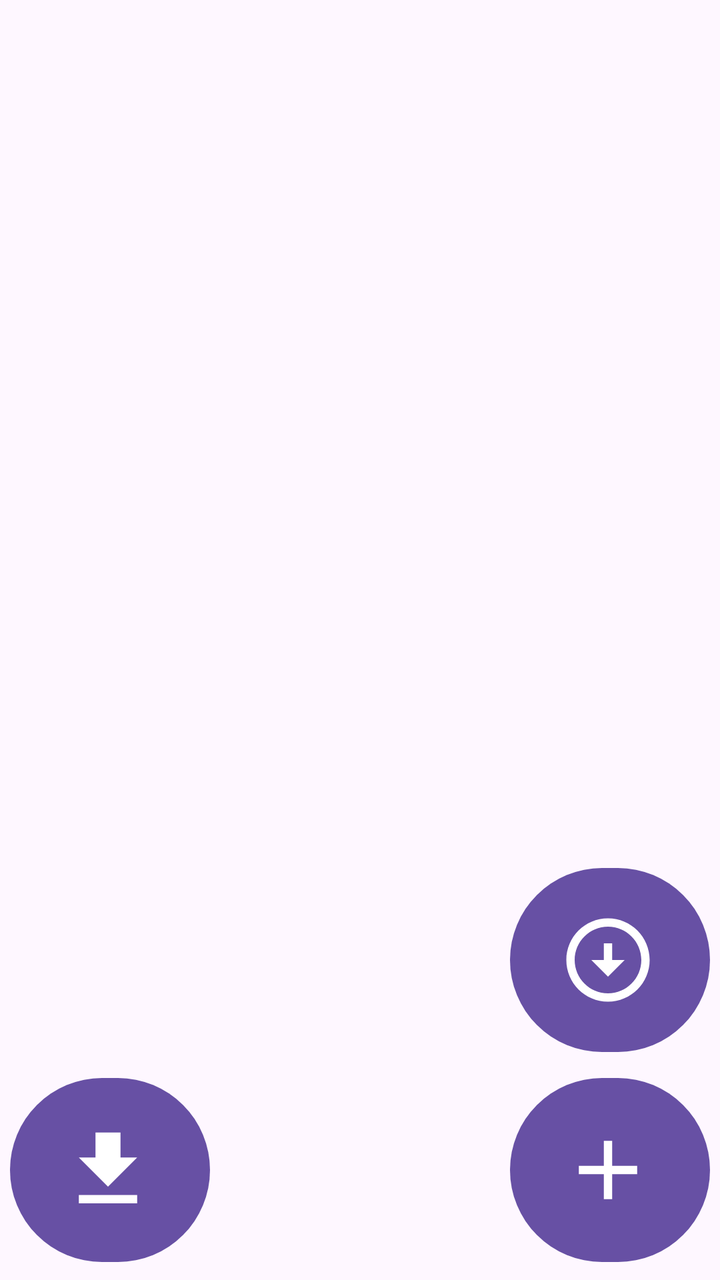
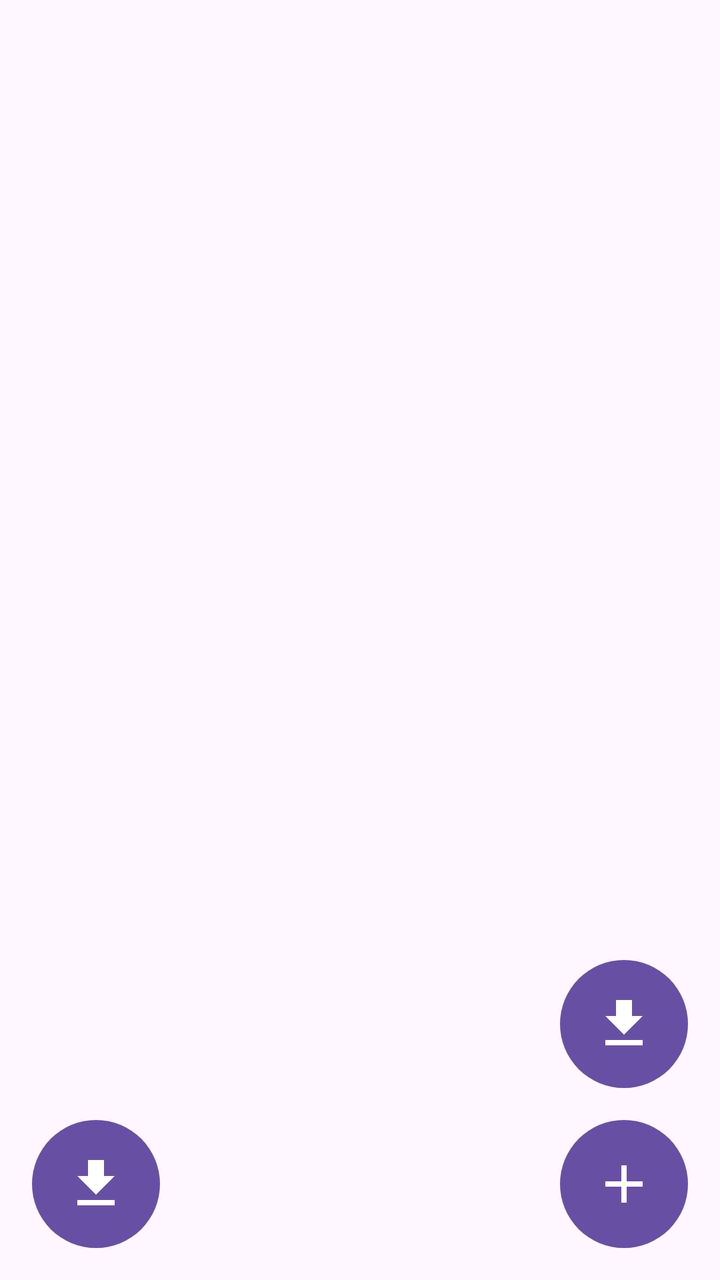

The first picture is an Android layout as it rendered before a commit; the second is the same layout after the commit. The layout source and the unified diff follow.
<!-- AndroidManifest.xml: application theme Theme.FreedomPlayer -->
<!-- res/layout/fragment_downloader_main.xml -->
<?xml version="1.0" encoding="utf-8"?>
<layout xmlns:android="http://schemas.android.com/apk/res/android"
    xmlns:app="http://schemas.android.com/apk/res-auto"
    xmlns:tools="http://schemas.android.com/tools">

    <data>

    </data>

    <FrameLayout
        android:layout_width="match_parent"
        android:layout_height="match_parent"
        tools:context=".fragments.DownloaderMainFragment">

        <androidx.constraintlayout.widget.ConstraintLayout
            android:layout_width="match_parent"
            android:layout_height="match_parent">

            <androidx.recyclerview.widget.RecyclerView
                android:id="@+id/recyclerViewPlaylists"
                android:layout_width="0dp"
                android:layout_height="0dp"
                android:clipToPadding="false"
                android:paddingBottom="110dp"
                app:layout_constraintBottom_toBottomOf="parent"
                app:layout_constraintEnd_toEndOf="parent"
                app:layout_constraintStart_toStartOf="parent"
                app:layout_constraintTop_toTopOf="parent" />


            <com.google.android.material.button.MaterialButton
                android:id="@+id/addButton"
                app:icon="@drawable/baseline_add_24"
                app:iconSize="50dp"
                android:layout_width="100dp"
                android:layout_height="100dp"
                app:cornerRadius="50dp"
                android:layout_margin="5dp"
                app:layout_constraintBottom_toBottomOf="parent"
                app:layout_constraintEnd_toEndOf="parent" />

            <com.google.android.material.button.MaterialButton
                android:id="@+id/downloadAllButton"
                android:layout_width="100dp"
                android:layout_height="100dp"
                android:layout_margin="5dp"
                app:cornerRadius="50dp"
                app:icon="@drawable/baseline_arrow_circle_down_24"
                app:iconSize="50dp"
                app:layout_constraintBottom_toTopOf="@+id/addButton"
                app:layout_constraintEnd_toEndOf="parent" />

            <com.google.android.material.button.MaterialButton
                android:id="@+id/downloadTrackButton"
                android:layout_width="100dp"
                android:layout_height="100dp"
                android:layout_margin="5dp"
                app:cornerRadius="50dp"
                app:icon="@drawable/baseline_file_download_24"
                app:iconSize="50dp"
                app:layout_constraintBottom_toBottomOf="parent"
                app:layout_constraintStart_toStartOf="parent" />


        </androidx.constraintlayout.widget.ConstraintLayout>

    </FrameLayout>
</layout>
<!-- resources referenced by this layout -->
<resources>
  <!-- drawable baseline_add_24 (drawable) -->
  <vector xmlns:android="http://schemas.android.com/apk/res/android" android:height="24dp" android:tint="@color/white" android:viewportHeight="24" android:viewportWidth="24" android:width="24dp">
        
      <path android:fillColor="@android:color/white" android:pathData="M19,13h-6v6h-2v-6H5v-2h6V5h2v6h6v2z"/>
      
  </vector>
  <!-- drawable baseline_arrow_circle_down_24 (drawable) -->
  <vector xmlns:android="http://schemas.android.com/apk/res/android" android:height="24dp" android:tint="@color/white" android:viewportHeight="24" android:viewportWidth="24" android:width="24dp">
        
      <path android:fillColor="@android:color/white" android:pathData="M12,4c4.41,0 8,3.59 8,8s-3.59,8 -8,8s-8,-3.59 -8,-8S7.59,4 12,4M12,2C6.48,2 2,6.48 2,12c0,5.52 4.48,10 10,10c5.52,0 10,-4.48 10,-10C22,6.48 17.52,2 12,2L12,2zM13,12l0,-4h-2l0,4H8l4,4l4,-4H13z"/>
      
  </vector>
  <!-- drawable baseline_file_download_24 (drawable) -->
  <vector xmlns:android="http://schemas.android.com/apk/res/android" android:height="24dp" android:tint="@color/white" android:viewportHeight="24" android:viewportWidth="24" android:width="24dp">
        
      <path android:fillColor="@android:color/white" android:pathData="M19,9h-4V3H9v6H5l7,7 7,-7zM5,18v2h14v-2H5z"/>
      
  </vector>
  <style name="Theme.FreedomPlayer" parent="Base.Theme.FreedomPlayer" />
  <color name="white">#FFFFFFFF</color>
  <style name="Base.Theme.FreedomPlayer" parent="Theme.Material3.DayNight.NoActionBar">
          
          
      </style>
</resources>

<!-- the commit's change to res/layout/fragment_downloader_main.xml (unified diff, before → after) -->
@@ -16,6 +16,7 @@
             android:layout_width="match_parent"
             android:layout_height="match_parent">
 
+
             <androidx.recyclerview.widget.RecyclerView
                 android:id="@+id/recyclerViewPlaylists"
                 android:layout_width="0dp"
@@ -24,40 +25,57 @@
                 android:paddingBottom="110dp"
                 app:layout_constraintBottom_toBottomOf="parent"
                 app:layout_constraintEnd_toEndOf="parent"
+                app:layout_constraintHorizontal_bias="0.0"
                 app:layout_constraintStart_toStartOf="parent"
-                app:layout_constraintTop_toTopOf="parent" />
-
+                app:layout_constraintTop_toTopOf="parent"
+                app:layout_constraintVertical_bias="0.0" />
 
             <com.google.android.material.button.MaterialButton
                 android:id="@+id/addButton"
+                android:layout_width="64dp"
+                android:layout_height="64dp"
+                android:layout_margin="16dp"
+                android:insetTop="0dp"
+                android:insetBottom="0dp"
+                android:padding="0dp"
+                app:cornerRadius="32dp"
                 app:icon="@drawable/baseline_add_24"
-                app:iconSize="50dp"
-                android:layout_width="100dp"
-                android:layout_height="100dp"
-                app:cornerRadius="50dp"
-                android:layout_margin="5dp"
+                app:iconGravity="textStart"
+                app:iconPadding="0dp"
+                app:iconSize="32dp"
                 app:layout_constraintBottom_toBottomOf="parent"
                 app:layout_constraintEnd_toEndOf="parent" />
 
             <com.google.android.material.button.MaterialButton
                 android:id="@+id/downloadAllButton"
-                android:layout_width="100dp"
-                android:layout_height="100dp"
-                android:layout_margin="5dp"
-                app:cornerRadius="50dp"
-                app:icon="@drawable/baseline_arrow_circle_down_24"
-                app:iconSize="50dp"
+                android:layout_width="64dp"
+                android:layout_height="64dp"
+                android:layout_marginEnd="16dp"
+                android:layout_marginBottom="16dp"
+                android:insetTop="0dp"
+                android:insetBottom="0dp"
+                android:padding="0dp"
+                app:cornerRadius="32dp"
+                app:icon="@drawable/baseline_file_download_24"
+                app:iconGravity="textStart"
+                app:iconPadding="0dp"
+                app:iconSize="32dp"
                 app:layout_constraintBottom_toTopOf="@+id/addButton"
                 app:layout_constraintEnd_toEndOf="parent" />
 
             <com.google.android.material.button.MaterialButton
                 android:id="@+id/downloadTrackButton"
-                android:layout_width="100dp"
-                android:layout_height="100dp"
-                android:layout_margin="5dp"
-                app:cornerRadius="50dp"
+                android:layout_width="64dp"
+                android:layout_height="64dp"
+                android:layout_margin="16dp"
+                android:insetTop="0dp"
+                android:insetBottom="0dp"
+                android:padding="0dp"
+                app:cornerRadius="32dp"
                 app:icon="@drawable/baseline_file_download_24"
-                app:iconSize="50dp"
+                app:iconGravity="textStart"
+                app:iconPadding="0dp"
+                app:iconSize="32dp"
                 app:layout_constraintBottom_toBottomOf="parent"
                 app:layout_constraintStart_toStartOf="parent" />
 
<!-- resource entries referenced after the edit -->
@@ -4,12 +4,6 @@
   <vector xmlns:android="http://schemas.android.com/apk/res/android" android:height="24dp" android:tint="@color/white" android:viewportHeight="24" android:viewportWidth="24" android:width="24dp">
         
       <path android:fillColor="@android:color/white" android:pathData="M19,13h-6v6h-2v-6H5v-2h6V5h2v6h6v2z"/>
-      
-  </vector>
-  <!-- drawable baseline_arrow_circle_down_24 (drawable) -->
-  <vector xmlns:android="http://schemas.android.com/apk/res/android" android:height="24dp" android:tint="@color/white" android:viewportHeight="24" android:viewportWidth="24" android:width="24dp">
-        
-      <path android:fillColor="@android:color/white" android:pathData="M12,4c4.41,0 8,3.59 8,8s-3.59,8 -8,8s-8,-3.59 -8,-8S7.59,4 12,4M12,2C6.48,2 2,6.48 2,12c0,5.52 4.48,10 10,10c5.52,0 10,-4.48 10,-10C22,6.48 17.52,2 12,2L12,2zM13,12l0,-4h-2l0,4H8l4,4l4,-4H13z"/>
       
   </vector>
   <!-- drawable baseline_file_download_24 (drawable) -->
